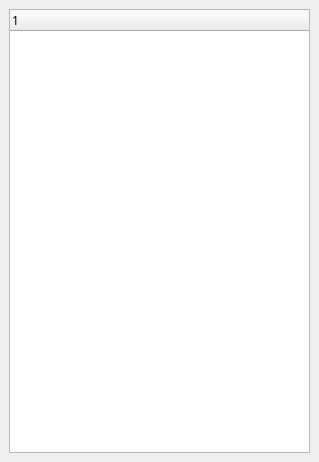
This is Source/UI/HierarchyWidget.ui in kevinmore/Project-Nebula as Qt 5 draws it before an edit. The edited form follows.
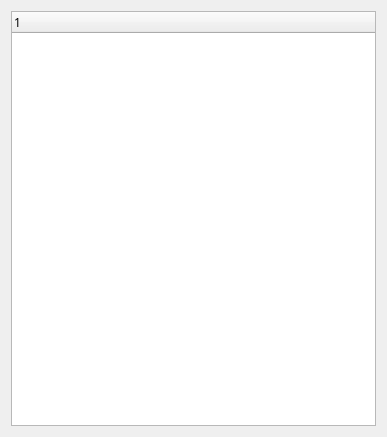
This is the edited form.

Commit message: Implemented game object hierarchy inspecter

```diff
--- a/Source/UI/HierarchyWidget.ui
+++ b/Source/UI/HierarchyWidget.ui
@@ -1,13 +1,13 @@
 <?xml version="1.0" encoding="UTF-8"?>
 <ui version="4.0">
- <class>GameObjectHierarchyWidget</class>
- <widget class="QDockWidget" name="GameObjectHierarchyWidget">
+ <class>HierarchyViewer</class>
+ <widget class="QWidget" name="HierarchyViewer">
   <property name="geometry">
    <rect>
     <x>0</x>
     <y>0</y>
-    <width>319</width>
-    <height>462</height>
+    <width>387</width>
+    <height>437</height>
    </rect>
   </property>
   <property name="font">
@@ -15,16 +15,9 @@
     <family>微软雅黑</family>
    </font>
   </property>
-  <property name="features">
-   <set>QDockWidget::DockWidgetFloatable|QDockWidget::DockWidgetMovable</set>
-  </property>
-  <property name="allowedAreas">
-   <set>Qt::LeftDockWidgetArea|Qt::RightDockWidgetArea</set>
-  </property>
   <property name="windowTitle">
    <string>Game Objects</string>
   </property>
-  <widget class="QWidget" name="dockWidgetContents">
    <layout class="QVBoxLayout" name="verticalLayout">
     <item>
      <widget class="QTreeWidget" name="treeWidget">
@@ -36,7 +29,6 @@
      </widget>
     </item>
    </layout>
-  </widget>
  </widget>
  <resources/>
  <connections/>
```
Left out of the diff: 4 changed lines with no effect on the pictures. Lines whose indentation alone changed are shown as unchanged. The commit also changes 18 other files.
